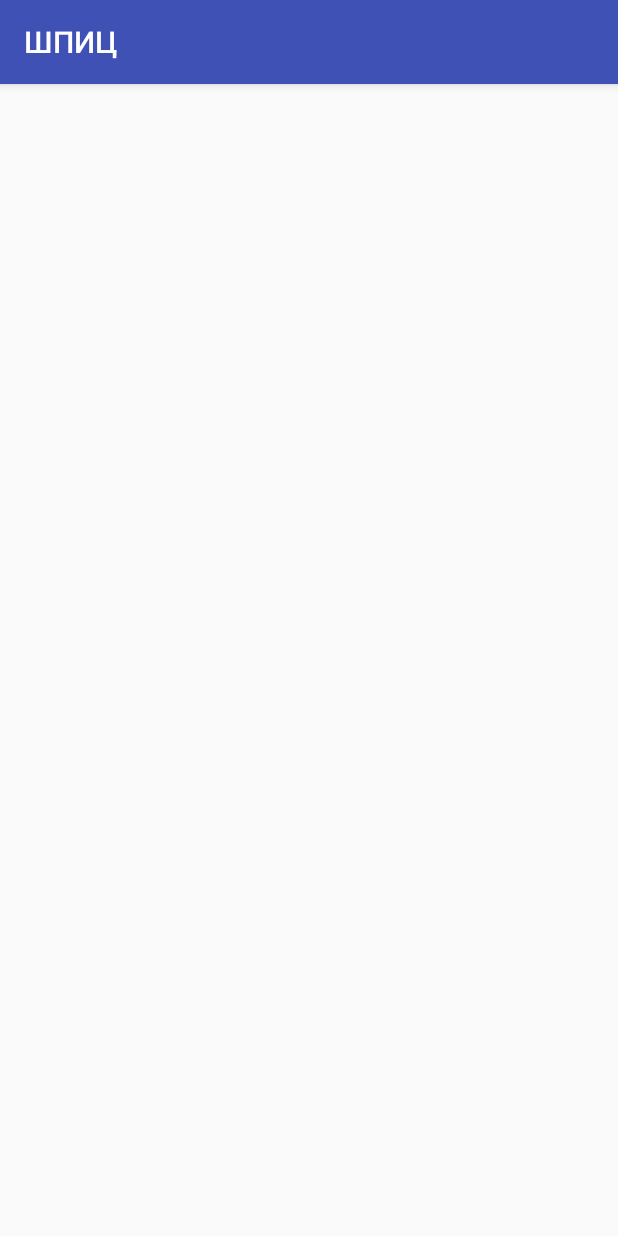
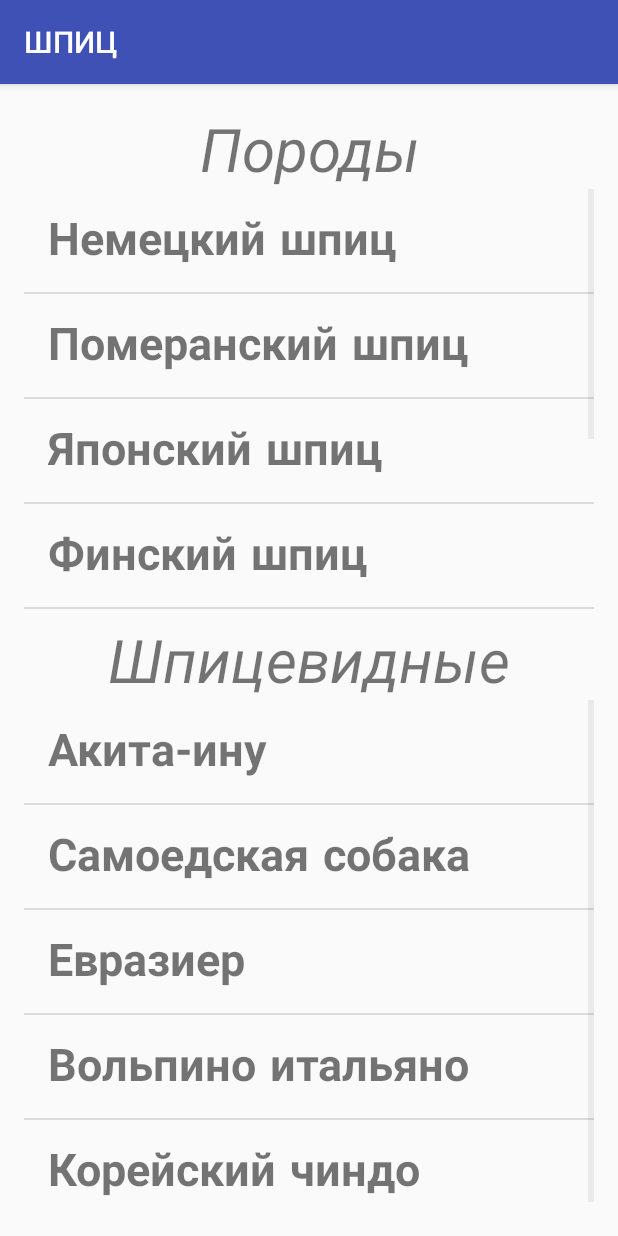
Before and after one commit to pmi-cookery-version-three/Spitz, an Android app: the SecondScreen screen opened directly, with no data from a screen before it, on a phone screen of 412 x 824 dp. Run offline under Robolectric (Android 15) with nearby library versions, the light colour scheme and no system bars.

Commit message:
secondScreen added

```diff
--- a/app/src/main/java/com/natalia/spitz_app/MainActivity.java
+++ b/app/src/main/java/com/natalia/spitz_app/MainActivity.java
@@ -1,5 +1,7 @@
 package com.natalia.spitz_app;
 
+import android.content.Intent;
+import android.support.v4.app.ShareCompat;
 import android.support.v7.app.AppCompatActivity;
 import android.os.Bundle;
 import android.view.View;
@@ -25,7 +27,8 @@
         listView.setOnItemClickListener(new AdapterView.OnItemClickListener() {
             @Override
             public void onItemClick(AdapterView<?> parent, View view, int position, long id) {
-
+                Intent intent = new Intent(MainActivity.this,SecondScreen.class);
+                startActivity(intent);
             }
         });
     }
--- a/app/src/main/java/com/natalia/spitz_app/SecondScreen.java
+++ b/app/src/main/java/com/natalia/spitz_app/SecondScreen.java
@@ -2,12 +2,29 @@
 
 import android.support.v7.app.AppCompatActivity;
 import android.os.Bundle;
+import android.widget.ArrayAdapter;
+import android.widget.ListView;
 
 public class SecondScreen extends AppCompatActivity {
 
+    ListView firstList;
+    ListView secondList;
+    String[] firstItems, secondItems;
     @Override
     protected void onCreate(Bundle savedInstanceState) {
         super.onCreate(savedInstanceState);
         setContentView(R.layout.activity_second_screen);
+        firstList = (ListView)findViewById(R.id.first_list);
+        secondList = (ListView)findViewById(R.id.second_list);
+
+        firstItems = getResources().getStringArray(R.array.second_screen);
+        secondItems = getResources().getStringArray(R.array.second_screen2);
+
+        ArrayAdapter<String> firstAdapter = new ArrayAdapter<String>(this,R.layout.list_item,firstItems);
+
+        ArrayAdapter<String> secondAdapter = new ArrayAdapter<String>(this,R.layout.list_item,secondItems);
+
+        firstList.setAdapter(firstAdapter);
+        secondList.setAdapter(secondAdapter);
     }
 }
--- a/app/src/main/res/layout/activity_second_screen.xml
+++ b/app/src/main/res/layout/activity_second_screen.xml
@@ -4,6 +4,44 @@
     xmlns:tools="http://schemas.android.com/tools"
     android:layout_width="match_parent"
     android:layout_height="match_parent"
-    tools:context="com.natalia.spitz_app.SecondScreen">
+    tools:context="com.natalia.spitz_app.SecondScreen"
+    android:padding="16dp">
 
+    <TextView
+        android:layout_width="match_parent"
+        android:layout_height="wrap_content"
+        android:text="Породы"
+        android:id="@+id/textView2"
+        android:textSize="40sp"
+        android:textStyle="italic"
+        android:gravity="center"/>
+
+    <ListView
+        android:id="@+id/first_list"
+        android:layout_width="match_parent"
+        android:layout_height="200dp"
+        android:layout_below="@+id/textView2"
+        android:layout_above="@+id/textView3">
+
+    </ListView>
+
+    <TextView
+        android:layout_width="match_parent"
+        android:layout_height="wrap_content"
+        android:text="Шпицевидные"
+        android:layout_centerVertical="true"
+        android:layout_alignParentStart="true"
+        android:id="@+id/textView3"
+        android:textStyle="italic"
+        android:textSize="40sp"
+        android:gravity="center"/>
+    <ListView
+        android:id="@+id/second_list"
+        android:layout_width="match_parent"
+        android:layout_height="200dp"
+        android:layout_below="@+id/textView3"
+        android:layout_alignParentStart="true"
+        android:layout_alignParentBottom="true">
+
+    </ListView>
 </RelativeLayout>
--- a/app/src/main/res/values/strings.xml
+++ b/app/src/main/res/values/strings.xml
@@ -28,7 +28,6 @@
         <item>Евразиер</item>
         <item>Вольпино итальяно</item>
         <item>Корейский чиндо</item>
-
     </string-array>
     <string-array name="third_screen">
 
```
